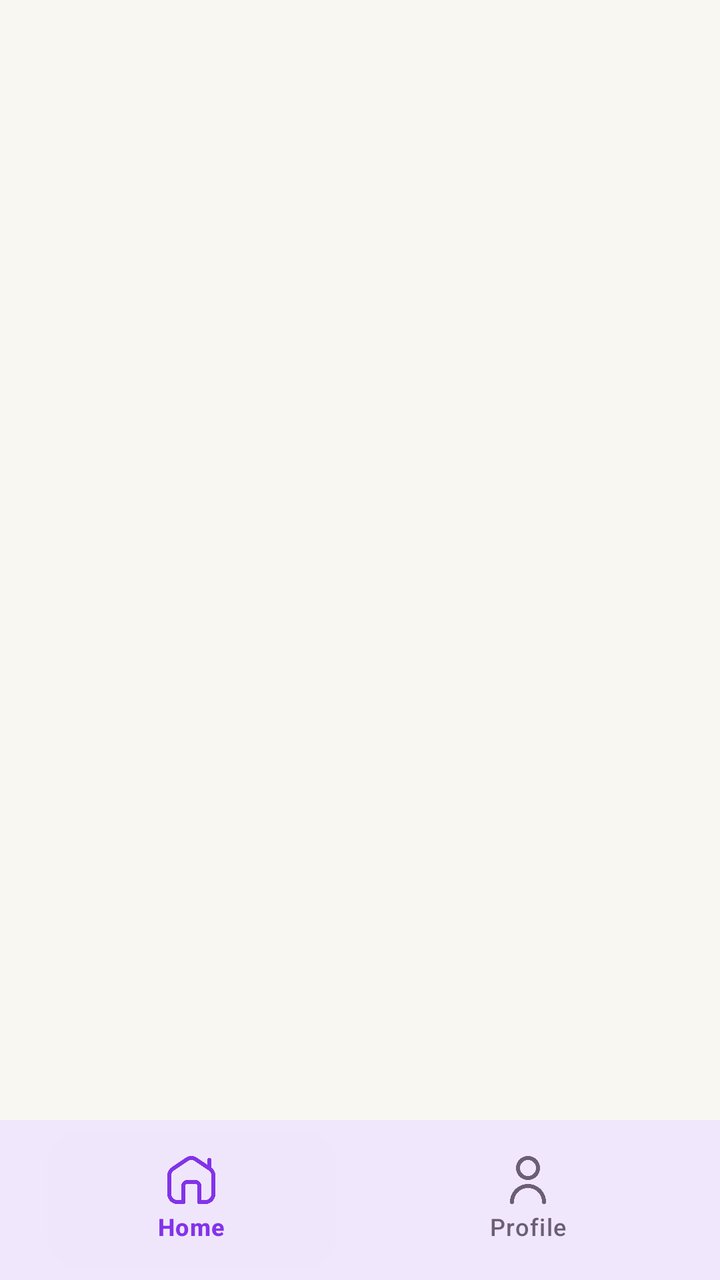
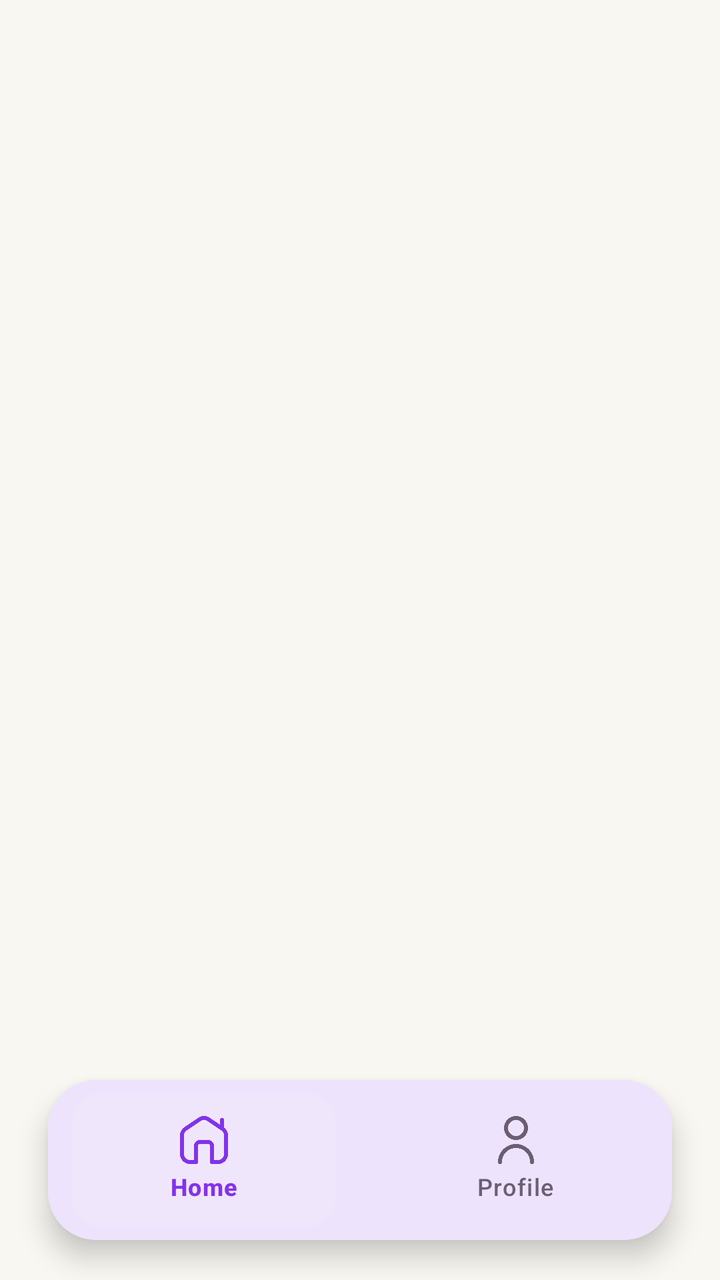

Compare the two renders of this Android layout. The source of the first and the diff that turns it into the second are given below.
<!-- AndroidManifest.xml: application theme Theme.BkNova -->
<!-- res/layout/activity_guru_bk.xml -->
<?xml version="1.0" encoding="utf-8"?>
<RelativeLayout xmlns:android="http://schemas.android.com/apk/res/android"
    xmlns:app="http://schemas.android.com/apk/res-auto"
    xmlns:tools="http://schemas.android.com/tools"
    android:id="@+id/main"
    android:layout_width="match_parent"
    android:layout_height="match_parent"
    tools:context=".activity.guruBkActivity">

    <FrameLayout
        android:layout_width="match_parent"
        android:layout_height="match_parent"
        android:id="@+id/fragment_container_bk"
        android:layout_above="@id/bottom_navigation_bk"/>

    <com.google.android.material.bottomnavigation.BottomNavigationView
        android:layout_width="match_parent"
        android:layout_height="wrap_content"
        android:id="@+id/bottom_navigation_bk"
        android:layout_alignParentBottom="true"
        android:background="@color/white"
        app:elevation="8dp"
        app:itemIconTint="@color/nav_item_color_state"
        app:itemTextColor="@color/nav_item_color_state"
        app:itemRippleColor="@android:color/transparent"
        app:itemBackground="@drawable/nav_item_background"
        app:itemActiveIndicatorStyle="@null"
        app:labelVisibilityMode="labeled"
        app:menu="@menu/bottom_navigation_bk"/>
</RelativeLayout>
<!-- resources referenced by this layout -->
<resources>
  <color name="white">#FFFFFFFF</color>
  <!-- drawable nav_item_background (drawable) -->
  <?xml version="1.0" encoding="utf-8"?>
  <selector xmlns:android="http://schemas.android.com/apk/res/android">
      <item android:state_checked="true">
          <inset android:insetLeft="12dp" android:insetRight="12dp" android:insetTop="6dp" android:insetBottom="6dp">
              <shape android:shape="rectangle">
                  <solid android:color="@color/brand_soft" />
                  <corners android:radius="16dp" />
              </shape>
          </inset>
      </item>
      <item android:drawable="@android:color/transparent" android:state_checked="false" />
  </selector>
  <style name="Theme.BkNova" parent="Base.Theme.BkNova" />
  <color name="brand_soft">#F0E6FC</color>
  <style name="Base.Theme.BkNova" parent="Theme.Material3.Light.NoActionBar">
  
          
          <item name="colorPrimary">@color/brand_primary</item>
          <item name="colorOnPrimary">@color/white</item>
          <item name="colorPrimaryContainer">@color/brand_soft</item>
          <item name="colorOnPrimaryContainer">@color/text_color_primary</item>
  
          <item name="colorSecondary">@color/accent_pink</item>
          
          <item name="colorOnSecondary">@color/text_color_primary</item>
          <item name="colorSecondaryContainer">@color/accent_pink_soft</item>
          <item name="colorOnSecondaryContainer">@color/text_color_primary</item>
  
          <item name="colorTertiary">@color/accent_peach</item>
          <item name="colorOnTertiary">@color/text_color_primary</item>
          <item name="colorTertiaryContainer">@color/accent_peach_soft</item>
          <item name="colorOnTertiaryContainer">@color/text_color_primary</item>
  
          <item name="colorSurface">@color/white</item>
          <item name="colorOnSurface">@color/text_color_primary</item>
          <item name="colorSurfaceVariant">@color/background_cream</item>
          <item name="colorOnSurfaceVariant">@color/text_color_secondary</item>
          <item name="android:colorBackground">@color/background_cream</item>
          <item name="colorOnBackground">@color/text_color_primary</item>
  
          <item name="colorOutline">@color/divider_color</item>
          <item name="colorOutlineVariant">@color/divider_color</item>
  
          <item name="colorError">@color/red_text</item>
          <item name="colorOnError">@color/white</item>
          <item name="colorErrorContainer">@color/red_light</item>
          <item name="colorOnErrorContainer">@color/red_text</item>
  
          <item name="android:windowBackground">@color/background_cream</item>
  
          
          <item name="android:statusBarColor">@color/white</item>
          <item name="android:windowLightStatusBar">true</item>
          <item name="android:navigationBarColor">@color/white</item>
          <item name="android:windowLightNavigationBar" tools:targetApi="o_mr1">true</item>
      </style>
  <color name="brand_primary">#8333EA</color>
  <color name="text_color_primary">#2A1E33</color>
  <color name="accent_pink">#FF7FAF</color>
  <color name="accent_pink_soft">#FFECF3</color>
  <color name="accent_peach">#FFC6BF</color>
  <color name="accent_peach_soft">#FFE8E5</color>
  <color name="background_cream">#F8F7F2</color>
  <color name="text_color_secondary">#6B5E75</color>
  <color name="divider_color">#E8E3DC</color>
  <color name="red_text">#DC2626</color>
  <color name="red_light">#FEE2E2</color>
</resources>

<!-- the commit's change to res/layout/activity_guru_bk.xml (unified diff, before → after) -->
@@ -8,23 +8,34 @@
     tools:context=".activity.guruBkActivity">
 
     <FrameLayout
+        android:id="@+id/fragment_container_bk"
         android:layout_width="match_parent"
-        android:layout_height="match_parent"
-        android:id="@+id/fragment_container_bk"
-        android:layout_above="@id/bottom_navigation_bk"/>
+        android:layout_height="match_parent" />
 
-    <com.google.android.material.bottomnavigation.BottomNavigationView
+    <com.google.android.material.card.MaterialCardView
+        android:id="@+id/bottom_nav_container_bk"
         android:layout_width="match_parent"
-        android:layout_height="wrap_content"
-        android:id="@+id/bottom_navigation_bk"
+        android:layout_height="80dp"
         android:layout_alignParentBottom="true"
-        android:background="@color/white"
-        app:elevation="8dp"
-        app:itemIconTint="@color/nav_item_color_state"
-        app:itemTextColor="@color/nav_item_color_state"
-        app:itemRippleColor="@android:color/transparent"
-        app:itemBackground="@drawable/nav_item_background"
-        app:itemActiveIndicatorStyle="@null"
-        app:labelVisibilityMode="labeled"
-        app:menu="@menu/bottom_navigation_bk"/>
+        android:layout_marginStart="24dp"
+        android:layout_marginEnd="24dp"
+        android:layout_marginBottom="20dp"
+        app:cardCornerRadius="24dp"
+        app:cardElevation="8dp"
+        app:strokeWidth="0dp">
+
+        <com.google.android.material.bottomnavigation.BottomNavigationView
+            android:id="@+id/bottom_navigation_bk"
+            android:layout_width="match_parent"
+            android:layout_height="wrap_content"
+            android:background="@color/white"
+            app:itemIconTint="@color/nav_item_color_state"
+            app:itemTextColor="@color/nav_item_color_state"
+            app:itemRippleColor="@android:color/transparent"
+            app:itemBackground="@drawable/nav_item_background"
+            app:itemActiveIndicatorStyle="@null"
+            app:labelVisibilityMode="labeled"
+            app:menu="@menu/bottom_navigation_bk" />
+
+    </com.google.android.material.card.MaterialCardView>
 </RelativeLayout>
